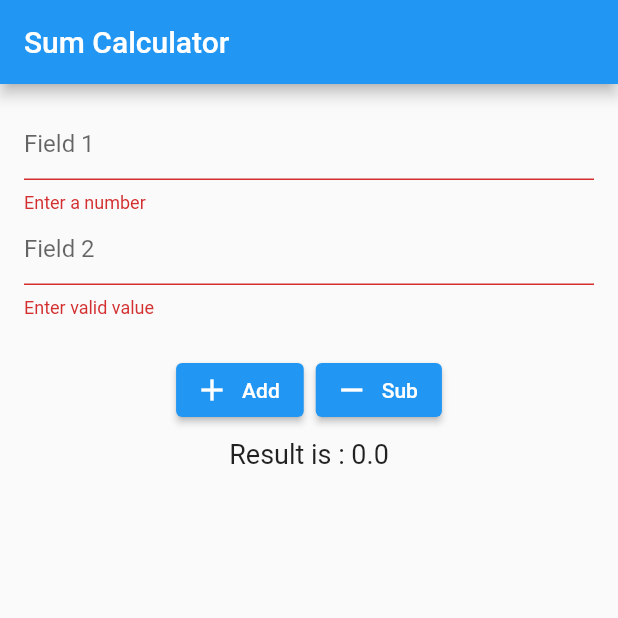
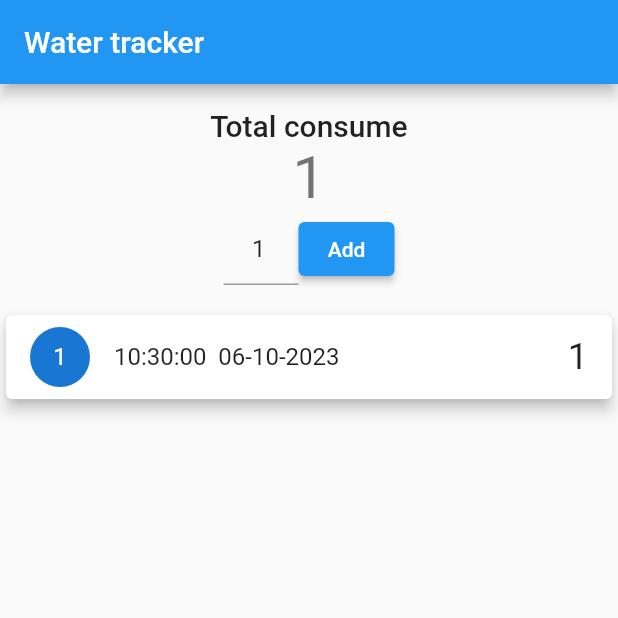
Before and after one commit to sabsar42/practice_ostad_flutter, a Flutter app: the screen it shows after launch, after a tap on "Add", on a phone screen of 412 x 824 dp, the top half of it. Run offline on Flutter 3.47's test engine with Material 2 defaults, Android fonts, the light colour scheme and no system bars.

Commit message:
Water Tracker Project

```diff
--- a/lib/home_screen.dart
+++ b/lib/home_screen.dart
@@ -1,6 +1,5 @@
 import 'package:flutter/material.dart';
-
-/// TODO : Add multiply(*), division(/) and modulus(%)
+import 'package:intl/intl.dart';
 
 class HomeScreen extends StatefulWidget {
   const HomeScreen({super.key});
@@ -10,108 +9,91 @@ class HomeScreen extends StatefulWidget {
 }
 
 class _HomeScreenState extends State<HomeScreen> {
-  final TextEditingController _fieldOneTEController = TextEditingController();
-  final TextEditingController _fieldTwoTEController = TextEditingController();
-  final GlobalKey<FormState> _formKey = GlobalKey<FormState>();
-
-  double result = 0;
+  final TextEditingController _amountOfGlassTEController = TextEditingController(text: '1');
+  List<WaterTrack> waterConsumeList = [];
+  int totalAmount = 0;
 
   @override
   Widget build(BuildContext context) {
     return Scaffold(
       appBar: AppBar(
-        title: const Text('Sum Calculator'),
+        title: const Text('Water tracker'),
       ),
-      body: Padding(
+      body: Column(
+        children: [
+          Padding(
             padding: const EdgeInsets.all(16.0),
-        child: Form(
-          key: _formKey,
             child: Column(
+              mainAxisAlignment: MainAxisAlignment.center,
               children: [
-              TextFormField(
-                controller: _fieldOneTEController,
+                Text(
+                  'Total consume',
+                  style: Theme.of(context).textTheme.titleLarge,
+                ),
+                Text(
+                  '$totalAmount',
+                  style: Theme.of(context).textTheme.headlineLarge,
+                ),
+                Row(
+                  mainAxisAlignment: MainAxisAlignment.center,
+                  children: [
+                    SizedBox(
+                      width: 50,
+                      child: TextField(
+                        controller: _amountOfGlassTEController,
+                        textAlign: TextAlign.center,
                         keyboardType: TextInputType.number,
-                textInputAction: TextInputAction.next,
-                decoration: const InputDecoration(
-                    hintText: 'Field 1'
                       ),
-                validator: (String? value) {
-                  if (value == null) {
-                    return 'Enter a value';
-                  }
-                  if (value.trim().isEmpty) {
-                    return 'Enter a number';
-                  }
-                  // if (value?.trim().isEmpty ?? true) {
-                  //   return 'Enter valid value';
-                  // }
-                  return null;
+                    ),
+                    ElevatedButton(
+                      onPressed: () {
+                        int amount = int.tryParse(_amountOfGlassTEController.text.trim()) ?? 1;
+                        totalAmount += amount;
+                        WaterTrack waterTrack = WaterTrack(DateTime.now(), amount);
+                        waterConsumeList.add(waterTrack);
+                        setState(() {});
                       },
-              ),
-              TextFormField(
-                controller: _fieldTwoTEController,
-                keyboardType: TextInputType.number,
-                decoration: const InputDecoration(
-                    hintText: 'Field 2'
-                ),
-                validator: (String? value) {
-                  if (value?.isEmpty ?? true) {
-                    return 'Enter valid value';
-                  }
-                  return null;
-                },
-              ),
-              const SizedBox(height: 16,),
-              ButtonBar(
-                alignment: MainAxisAlignment.center,
-                children: [
-                  ElevatedButton.icon(
-                    onPressed: () {
-                      if (_formKey.currentState!.validate()) {
-                        double firstNumber = parseToDouble(_fieldOneTEController.text.trim());
-                        double secondNumber = parseToDouble(_fieldTwoTEController.text.trim());
-                        result = addition(firstNumber, secondNumber);
-                        setState(() {});
-                      }
-                    },
-                    icon: const Icon(Icons.add),
-                    label: const Text('Add'),
-                  ),
-                  ElevatedButton.icon(
-                    onPressed: () {
-                      if (_formKey.currentState!.validate()) {
-                        double firstNumber = parseToDouble(_fieldOneTEController.text.trim());
-                        double secondNumber = parseToDouble(_fieldTwoTEController.text.trim());
-                        result = sub(firstNumber, secondNumber);
-                        setState(() {});
-                      }
-                    },
-                    icon: const Icon(Icons.remove),
-                    label: const Text('Sub'),
+                      child: const Text('Add'),
                     ),
                   ],
                 ),
-              Text(
-                'Result is : $result',
-                style: const TextStyle(fontSize: 18),
+              ],
+            ),
+          ),
+          Expanded(
+            child: ListView.builder(
+                itemCount: waterConsumeList.length,
+                itemBuilder: (context, index) {
+                  return Card(
+                    elevation: 4,
+                    child: ListTile(
+                      onLongPress: () {
+                        print('on long press');
+                        // TODO : Delete the item from list
+                        // TODO : totalAmount theke remove korte hobe
+                      },
+                      leading: CircleAvatar(
+                        child: Text('${index + 1}'),
+                      ),
+                      title: Text(DateFormat('HH:mm:ss  dd-MM-yyyy')
+                          .format(waterConsumeList[index].time)),
+                      trailing: Text(
+                        '${waterConsumeList[index].noOfGlass}',
+                        style: Theme.of(context).textTheme.headlineSmall,
+                      ),
+                    ),
+                  );
+                }),
           )
         ],
       ),
-        ),
-      ),
     );
   }
-
-  double parseToDouble(String text) {
-    return double.tryParse(text) ?? 0;
 }
 
-  double addition(double firstNum, double secondNum,) {
-    return firstNum + secondNum;
+class WaterTrack {
+  final DateTime time;
+  final int noOfGlass;
+
+  WaterTrack(this.time, this.noOfGlass);
 }
-
-  double sub(double firstNum, double secondNum,) {
-    return firstNum - secondNum;
-  }
-
-}
--- a/lib/main.dart
+++ b/lib/main.dart
@@ -5,6 +5,7 @@ import 'package:practice_ostad_flutter/home_screen.dart';
 void main() {
   runApp(const MyApp());
 }
+
 
 class MyApp extends StatelessWidget {
   const MyApp({super.key});
```
Lines whose indentation alone changed are shown as unchanged.
